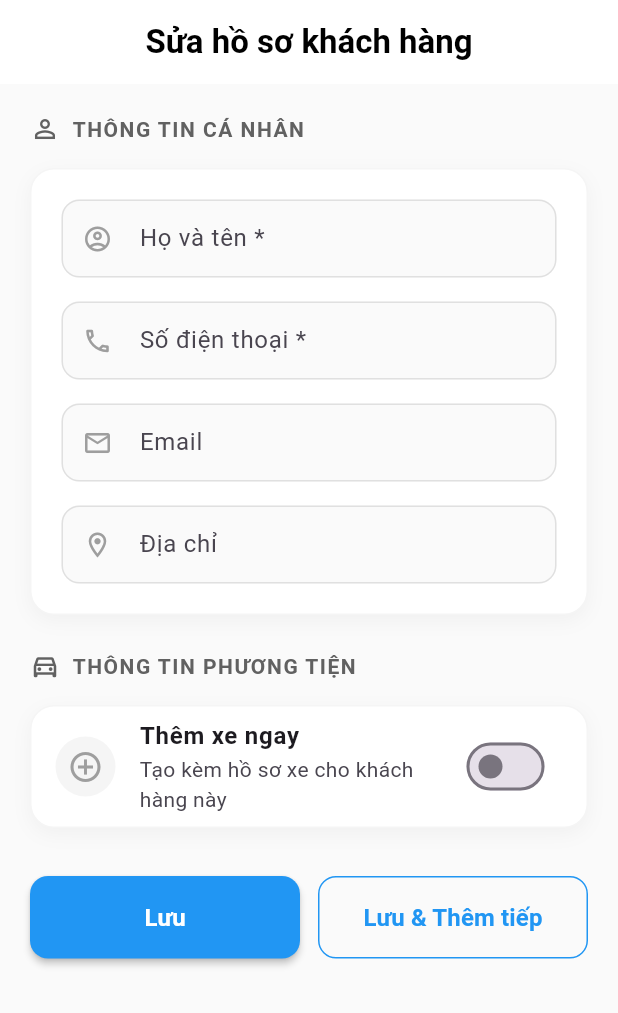
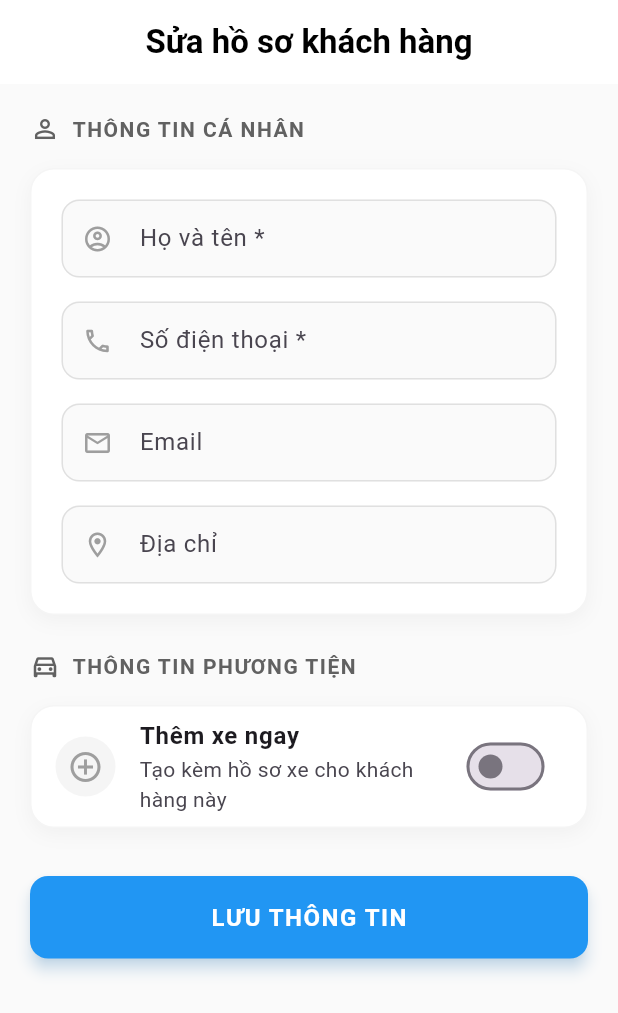
Before and after one commit to minhnhatle0312/laptrinhdidong, a Flutter app: the CustomerFormScreen screen opened by its route, on a phone screen of 412 x 824 dp. Shown: the top 1013 px of the screen. Run offline on Flutter 3.47's test engine with Material 3 defaults, Android fonts, the phone set to English and light mode, and no system bars; our stand-ins replace cloud_firestore, firebase_auth, firebase_core, flutter_map, go_router, latlong2; accounts and stored records are empty.

Commit message:
Sua giao dien CustomerForm va ReceptionList

```diff
--- a/lib/router.dart
+++ b/lib/router.dart
@@ -25,6 +25,7 @@ import 'package:go_router/go_router.dart';
 import 'package:flutter_application/models/product.dart';
 import 'package:flutter_application/screens/inventory/product_list_screen.dart';
 import 'package:flutter_application/screens/inventory/product_form_screen.dart';
+import 'package:flutter_application/screens/map/garage_map_screen.dart';
 
 GoRouter createRouter() {
   return GoRouter(
@@ -132,6 +133,10 @@ GoRouter createRouter() {
           return ProductFormScreen(product: product);
         },
       ),
+      GoRoute(
+        path: '/map',
+        builder: (context, state) => const GarageMapScreen(),
+      ),
     ],
   );
 }
--- a/lib/screens/customer/customer_form_ui.dart
+++ b/lib/screens/customer/customer_form_ui.dart
@@ -140,10 +140,9 @@ class CustomerFormUI extends StatelessWidget {
 
           const SizedBox(height: 32),
 
-          // Action Buttons
-          Row(
-            children: [
-              Expanded(
+          // Action Buttons - ĐÃ SỬA: Chỉ giữ lại 1 nút Lưu chính
+          SizedBox(
+            width: double.infinity, // Kéo dài nút ra toàn chiều ngang
             child: ElevatedButton(
               onPressed: () => _handleSave(context),
               style: ElevatedButton.styleFrom(
@@ -153,32 +152,22 @@ class CustomerFormUI extends StatelessWidget {
                 shape: RoundedRectangleBorder(
                   borderRadius: BorderRadius.circular(12),
                 ),
-                    elevation: 2,
+                elevation: 4, // Tăng độ nổi một chút cho đẹp
+                shadowColor: Colors.blue.withOpacity(0.4),
               ),
-                  child: const Text('Lưu', style: TextStyle(fontSize: 16, fontWeight: FontWeight.bold)),
+              child: const Text(
+                'LƯU THÔNG TIN', // Viết hoa cho nổi bật
+                style: TextStyle(fontSize: 16, fontWeight: FontWeight.bold, letterSpacing: 1),
               ),
             ),
-              const SizedBox(width: 12),
-              Expanded(
-                child: OutlinedButton(
-                  onPressed: () => _handleSaveAndContinue(context),
-                  style: OutlinedButton.styleFrom(
-                    padding: const EdgeInsets.symmetric(vertical: 16),
-                    side: const BorderSide(color: Colors.blue),
-                    shape: RoundedRectangleBorder(
-                      borderRadius: BorderRadius.circular(12),
-                    ),
-                  ),
-                  child: const Text('Lưu & Thêm tiếp', style: TextStyle(fontSize: 16, fontWeight: FontWeight.bold, color: Colors.blue)),
-                ),
-              ),
-            ],
           ),
           const SizedBox(height: 40),
         ],
       ),
     );
   }
+
+  // ... (Các phần code bên dưới giữ nguyên không thay đổi) ...
 
   Widget _buildSectionTitle(String title, IconData icon) {
     return Row(
@@ -244,27 +233,14 @@ class CustomerFormUI extends StatelessWidget {
     );
   }
 
-  // Logic handlers (Giữ nguyên)
   Future<void> _handleSave(BuildContext context) async {
     await controller.save();
     if (context.mounted) {
       Navigator.of(context).pop();
-    }
-  }
-
-  Future<void> _handleSaveAndContinue(BuildContext context) async {
-    await controller.saveAndContinue();
-    if (context.mounted) {
-      final message = controller.isEdit ? 'Đã cập nhật' : 'Đã lưu thành công';
+      // Thêm thông báo snackbar khi lưu thành công (tùy chọn)
       ScaffoldMessenger.of(context).showSnackBar(
-        SnackBar(
-          content: Row(
-            children: [
-              const Icon(Icons.check_circle, color: Colors.white),
-              const SizedBox(width: 8),
-              Text(message),
-            ],
-          ),
+        const SnackBar(
+          content: Text('Đã lưu thông tin khách hàng'),
           backgroundColor: Colors.green,
           behavior: SnackBarBehavior.floating,
         ),
--- a/pubspec.yaml
+++ b/pubspec.yaml
@@ -39,6 +39,8 @@ dependencies:
   firebase_auth: ^6.1.2
   cloud_firestore: ^6.1.0
   uuid: ^4.5.2
+  flutter_map: ^6.1.0
+  latlong2: ^0.9.0
 
 dev_dependencies:
   flutter_test:
```
Also changed, not shown: lib/screens/dashboard_screens/dashboard_screen.dart (+8 -0 lines), lib/screens/map/garage_map_screen.dart (added, +137 -0 lines), pubspec.lock. Lines whose indentation alone changed are shown as unchanged.
